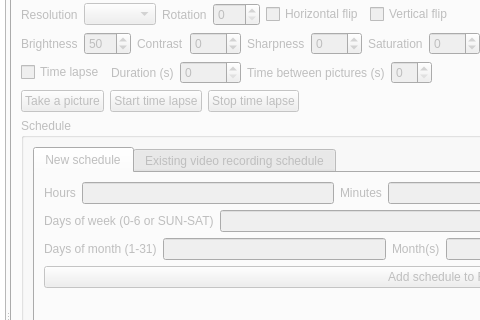
Before: the Qt Designer form src/coordinator/coordinator.ui in olivierfriard/raspberry_video-recording_coordinator, drawn with Qt 5; both pictures show x 340 to 820 and y 149 to 469 of the 1285 by 889 pixel window.
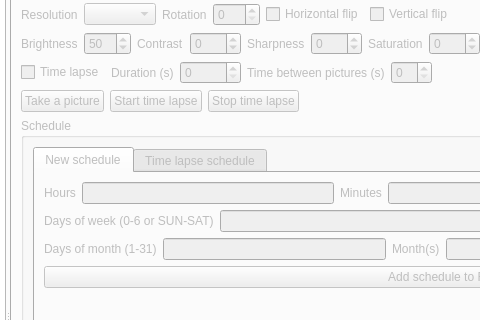
After: the same form once the commit is applied.

```diff
--- a/src/coordinator/coordinator.ui
+++ b/src/coordinator/coordinator.ui
@@ -820,7 +820,7 @@
                       </widget>
                       <widget class="QWidget" name="view_picture_schedule">
                        <attribute name="title">
-                        <string>Existing video recording schedule</string>
+                        <string>Time lapse schedule</string>
                        </attribute>
                        <layout class="QVBoxLayout" name="verticalLayout_18">
                         <item>
```
Left out of the diff: 8 changed lines with no effect on the pictures.
